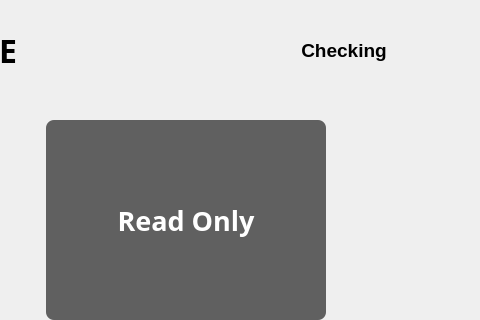
First picture: the form in ui/Home/HomeViewWindow.ui, repository eguruno1/calth_reader, before the edit; both pictures show x 544 to 1024 and y 0 to 320 of the 1024 by 600 pixel window.
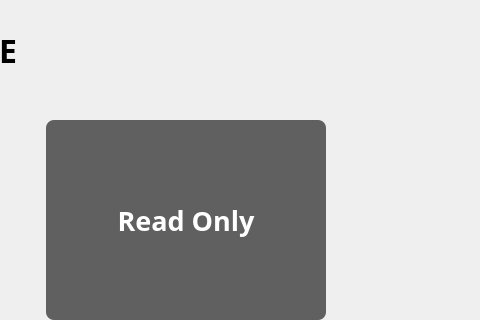
Second picture: the form after the edit. Icons and pictures are not drawn.

The edit to the form file:
```diff
--- a/ui/Home/HomeViewWindow.ui
+++ b/ui/Home/HomeViewWindow.ui
@@ -397,7 +397,7 @@
    <widget class="QLabel" name="label_BatteryGuage">
     <property name="geometry">
      <rect>
-      <x>850</x>
+      <x>1067</x>
       <y>30</y>
       <width>80</width>
       <height>40</height>
@@ -416,7 +416,7 @@
    <widget class="QLabel" name="label_BatteryGuageTxt">
     <property name="geometry">
      <rect>
-      <x>813</x>
+      <x>1030</x>
       <y>30</y>
       <width>150</width>
       <height>40</height>
```
